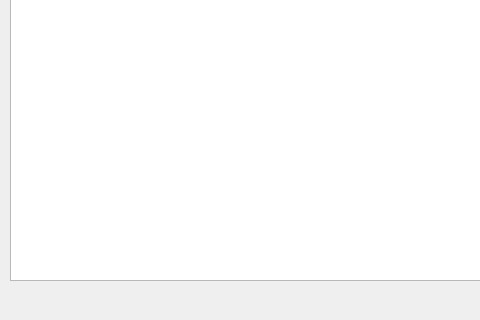
The window that mainwindow.ui (ceruz99/practica5) describes before a commit, drawn with Qt 5; both pictures show x 0 to 480 and y 280 to 600 of the 800 by 600 pixel window.
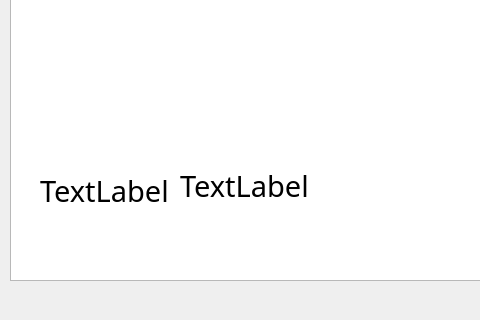
The same window after the commit.

Commit message: Se hace el contador de puntos

```diff
--- a/mainwindow.ui
+++ b/mainwindow.ui
@@ -24,6 +24,44 @@
      </rect>
     </property>
    </widget>
+   <widget class="QLabel" name="label">
+    <property name="geometry">
+     <rect>
+      <x>40</x>
+      <y>450</y>
+      <width>141</width>
+      <height>41</height>
+     </rect>
+    </property>
+    <property name="font">
+     <font>
+      <family>Sitka Display</family>
+      <pointsize>22</pointsize>
+     </font>
+    </property>
+    <property name="text">
+     <string>TextLabel</string>
+    </property>
+   </widget>
+   <widget class="QLabel" name="label_2">
+    <property name="geometry">
+     <rect>
+      <x>180</x>
+      <y>440</y>
+      <width>131</width>
+      <height>51</height>
+     </rect>
+    </property>
+    <property name="font">
+     <font>
+      <family>Sitka Display</family>
+      <pointsize>22</pointsize>
+     </font>
+    </property>
+    <property name="text">
+     <string>TextLabel</string>
+    </property>
+   </widget>
   </widget>
   <widget class="QMenuBar" name="menubar">
    <property name="geometry">
```
The commit also changes 2 other files.
